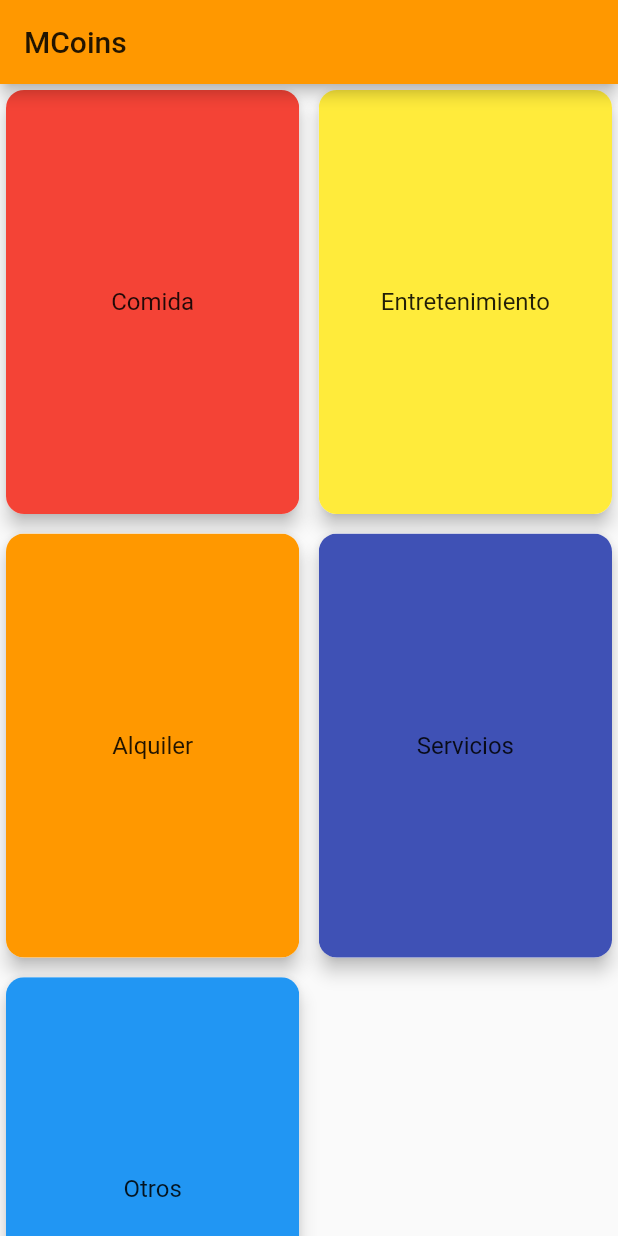
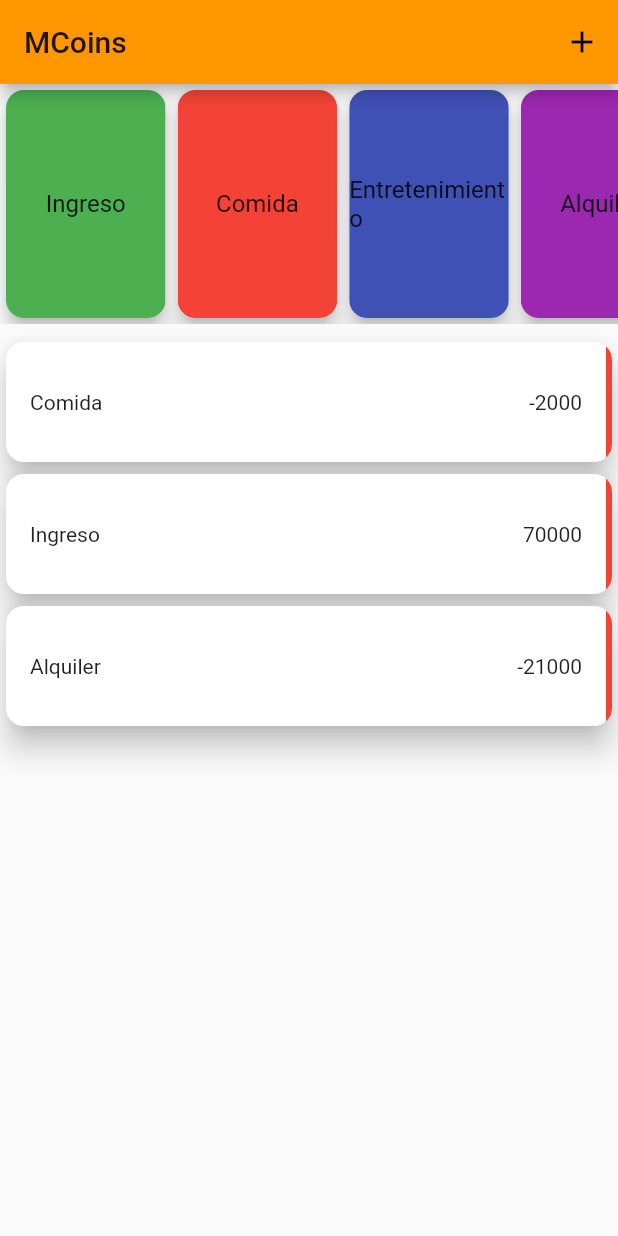
Before and after one commit to ManuelEMR/MCoins, a Flutter app: the screen it shows after launch, on a phone screen of 412 x 824 dp. Run offline on Flutter 3.47's test engine with Material 2 defaults, Android fonts, the phone set to English and light mode, and no system bars; our stand-ins replace i18n_extension.

Commit message:
Added history list

```diff
--- /dev/null
+++ b/packages/MCoins/lib/presentation/category.dart
@@ -0,0 +1,25 @@
+import 'dart:ui';
+import 'package:flutter/material.dart' show Colors;
+
+class Category {
+  final String name;
+  final Color color;
+
+  static Category food = Category._("Comida", Colors.red);
+  static Category income = Category._("Ingreso", Colors.green);
+  static Category entertainment = Category._("Entretenimiento", Colors.indigo);
+  static Category rent = Category._("Alquiler", Colors.purple);
+  static Category bills = Category._("Servicios", Colors.orange);
+  static Category others = Category._("Others", Colors.blue);
+
+  static List<Category> all = [
+    income,
+    food,
+    entertainment,
+    rent,
+    bills,
+    others
+  ];
+
+  const Category._(this.name, this.color);
+}
--- a/packages/MCoins/lib/presentation/home/home_category_item.dart
+++ b/packages/MCoins/lib/presentation/home/home_category_item.dart
@@ -2,9 +2,9 @@ import 'package:flutter/material.dart';
 
 class HomeCategoryItem extends StatelessWidget {
   final Color backgroundColor;
-  final String categoryTitle;
+  final String title;
 
-  const HomeCategoryItem(this.categoryTitle, this.backgroundColor);
+  const HomeCategoryItem({this.title, this.backgroundColor});
 
   @override
   Widget build(BuildContext context) {
@@ -14,12 +14,15 @@ class HomeCategoryItem extends StatelessWidget {
         borderRadius: BorderRadius.all(Radius.circular(12)),
       ),
       clipBehavior: Clip.antiAlias,
-      child: Container(
-        color: backgroundColor,
-        child: Center(
-          child: Text(
-            categoryTitle,
-            style: Theme.of(context).textTheme.subtitle1,
+      child: AspectRatio(
+        aspectRatio: 0.7,
+        child: Container(
+          color: backgroundColor,
+          child: Center(
+            child: Text(
+              title,
+              style: Theme.of(context).textTheme.subtitle1,
+            ),
           ),
         ),
       ),
--- a/packages/MCoins/lib/presentation/home/home_screen.dart
+++ b/packages/MCoins/lib/presentation/home/home_screen.dart
@@ -1,33 +1,70 @@
+import 'package:MCoins/presentation/category.dart';
 import 'package:MCoins/presentation/foundation/platform_scaffold.dart';
 import 'package:MCoins/presentation/home/home_category_item.dart';
-import 'package:MCoins/presentation/home/models/home_category.dart';
+import 'package:MCoins/presentation/home/models/home_record.dart';
+import 'package:MCoins/presentation/home/previous_record_item.dart';
 import 'package:flutter/material.dart';
 
 class HomeScreen extends StatelessWidget {
-  final _categories = [
-    HomeCategory("Comida", Colors.red),
-    HomeCategory("Entretenimiento", Colors.yellow),
-    HomeCategory("Alquiler", Colors.orange),
-    HomeCategory("Servicios", Colors.indigo),
-    HomeCategory("Otros", Colors.blue),
+  @override
+  Widget build(BuildContext context) {
+    return PlatformScaffold(
+      title: const Text("MCoins"),
+      barActions: <Widget>[
+        IconButton(
+          icon: Icon(Icons.add),
+          onPressed: _addNewExpense,
+        )
+      ],
+      child: Column(
+        children: <Widget>[
+          Container(height: 160, child: _CategoryList()),
+          const SizedBox(height: 8),
+          _PreviousExpensesList(),
+        ],
+      ),
+    );
+  }
+
+  void _addNewExpense() {}
+}
+
+class _CategoryList extends StatelessWidget {
+  @override
+  Widget build(BuildContext context) {
+    return ListView.builder(
+      scrollDirection: Axis.horizontal,
+      shrinkWrap: true,
+      itemBuilder: (_, int index) {
+        return HomeCategoryItem(
+          title: Category.all[index].name,
+          backgroundColor: Category.all[index].color,
+        );
+      },
+      itemCount: Category.all.length,
+    );
+  }
+}
+
+class _PreviousExpensesList extends StatelessWidget {
+  final _previousRecord = <HomeRecord>[
+    HomeRecord(Category.food.name, "-2000", Category.food.color),
+    HomeRecord(Category.income.name, "70000", Category.food.color),
+    HomeRecord(Category.rent.name, "-21000", Category.food.color),
   ];
 
   @override
   Widget build(BuildContext context) {
-    return PlatformScaffold(
-      title: const Text("MCoins"),
-      child: GridView.builder(
-        gridDelegate: const SliverGridDelegateWithFixedCrossAxisCount(
-            crossAxisCount: 2,
-            mainAxisSpacing: 5,
-            crossAxisSpacing: 5,
-            childAspectRatio: 0.7),
-        itemBuilder: (_, int index) {
-          return HomeCategoryItem(
-              _categories[index].name, _categories[index].color);
-        },
-        itemCount: _categories.length,
-      ),
+    return ListView.builder(
+      shrinkWrap: true,
+      itemBuilder: (_, int index) {
+        return PreviousRecordItem(
+          categoryName: _previousRecord[index].category,
+          amount: _previousRecord[index].amount,
+          color: _previousRecord[index].color,
+        );
+      },
+      itemCount: _previousRecord.length,
     );
   }
 }
--- /dev/null
+++ b/packages/MCoins/lib/presentation/home/models/home_record.dart
@@ -0,0 +1,9 @@
+import 'dart:ui';
+
+class HomeRecord {
+  final String category;
+  final String amount;
+  final Color color;
+
+  HomeRecord(this.category, this.amount, this.color);
+}
--- /dev/null
+++ b/packages/MCoins/lib/presentation/home/previous_record_item.dart
@@ -0,0 +1,35 @@
+import 'package:flutter/material.dart';
+
+class PreviousRecordItem extends StatelessWidget {
+  final Color color;
+  final String categoryName;
+  final String amount;
+
+  const PreviousRecordItem({this.categoryName, this.amount, this.color});
+
+  @override
+  Widget build(BuildContext context) {
+    return Card(
+      elevation: 8,
+      clipBehavior: Clip.antiAlias,
+      shape: const RoundedRectangleBorder(
+        borderRadius: BorderRadius.all(Radius.circular(12)),
+      ),
+      child: Container(
+        height: 80,
+        child: Row(
+          children: <Widget>[
+            const SizedBox(width: 16),
+            Expanded(child: Text(categoryName)),
+            Text(amount),
+            const SizedBox(width: 16),
+            Container(
+              width: 4,
+              color: color,
+            )
+          ],
+        ),
+      ),
+    );
+  }
+}
```
